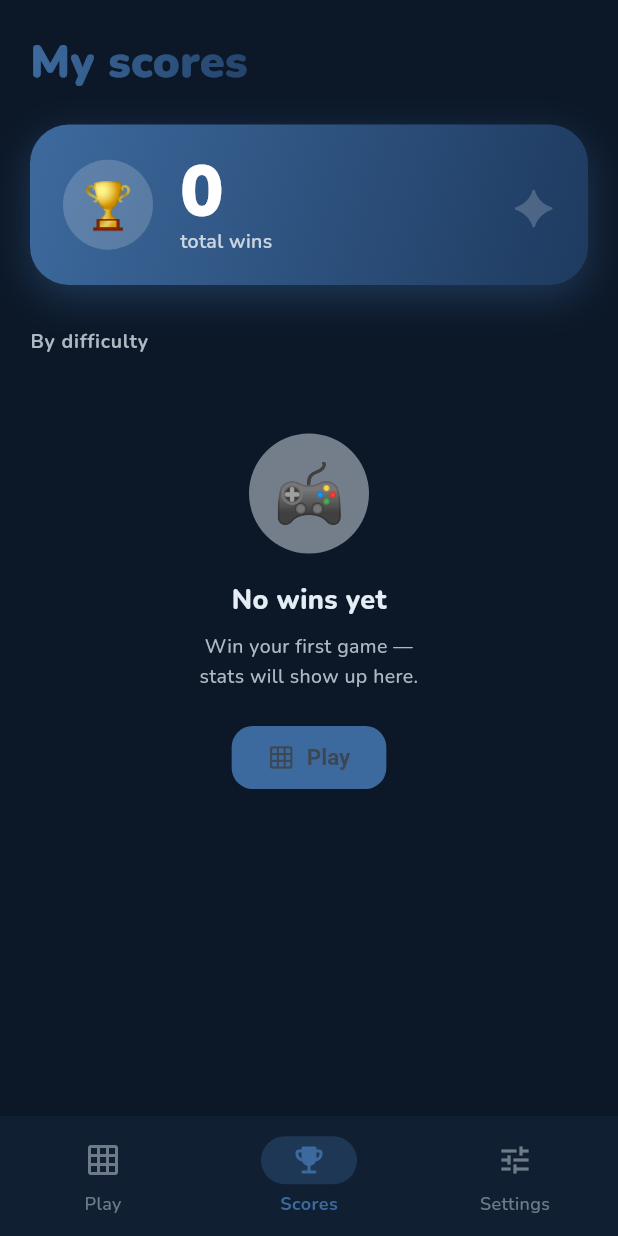
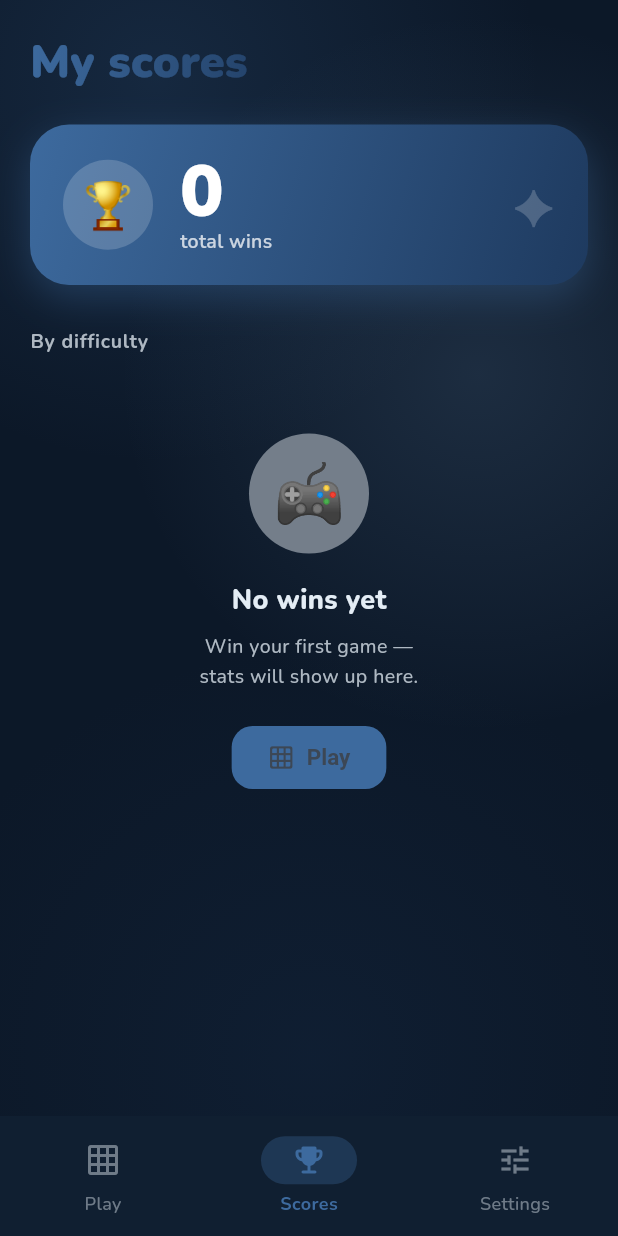
Before and after one commit to suleymanbdn/sudoku_app, a Flutter app: the screen it shows after launch, item 2 of the bottom bar chosen, on a phone screen of 412 x 824 dp. Run offline on Flutter 3.47's test engine with Material 3 defaults, Android fonts, the phone set to English and light mode, and no system bars; our stand-ins replace audioplayers, cloud_firestore, confetti, firebase_auth, firebase_core, flutter_native_splash and 8 more; missing offline and left inert: firebase_app_check, in_app_update; accounts and stored records are empty; network calls fail.

Commit message:
Add ambient background + entrance/press animations (liveliness)
Co-Authored-By: Claude Opus 4.8 (1M context) <noreply@anthropic.com>

```diff
--- a/lib/screens/home_screen.dart
+++ b/lib/screens/home_screen.dart
@@ -5,7 +5,10 @@ import 'package:google_fonts/google_fonts.dart';
 import '../l10n/app_localizations.dart';
 import '../models/game_state.dart';
 import '../providers/game_provider.dart';
+import '../providers/theme_provider.dart';
 import '../theme/app_colors.dart';
+import '../theme/theme_presets.dart';
+import '../widgets/effects/ambient_background.dart';
 import '../widgets/home_play_tab.dart';
 import '../widgets/home_scores_tab.dart';
 import '../widgets/home_settings_tab.dart';
@@ -24,6 +27,7 @@ class _SudokuHomePageState extends ConsumerState<SudokuHomePage> {
   Widget build(BuildContext context) {
     final c = context.appColors;
     final l = AppLocalizations.of(context);
+    final dark = ref.watch(brightnessProvider) == AppBrightness.dark;
     final gameStatus = ref.watch(gameStatusProvider);
 
     if (gameStatus == GameStatus.generating) {
@@ -47,13 +51,17 @@ class _SudokuHomePageState extends ConsumerState<SudokuHomePage> {
 
     return Scaffold(
       backgroundColor: c.surface,
-      body: IndexedStack(
+      body: AmbientBackground(
+        colors: c,
+        dark: dark,
+        child: IndexedStack(
           index: _selectedIndex,
           children: [
             const PlayTab(),
             ScoresTab(onPlayTap: () => setState(() => _selectedIndex = 0)),
             const SettingsTab(),
           ],
+        ),
       ),
       bottomNavigationBar: NavigationBar(
         selectedIndex: _selectedIndex,
--- /dev/null
+++ b/lib/theme/design_tokens.dart
@@ -0,0 +1,45 @@
+import 'package:flutter/material.dart';
+
+/// Centralised design tokens — the 8-point spacing grid, corner radii,
+/// motion durations and easing curves used across the redesigned UI.
+///
+/// Using these instead of magic numbers keeps spacing rhythm consistent and
+/// makes the whole app feel intentional rather than ad-hoc.
+abstract final class Insets {
+  static const double xs = 4;
+  static const double sm = 8;
+  static const double md = 12;
+  static const double lg = 16;
+  static const double xl = 20;
+  static const double xxl = 24;
+  static const double xxxl = 32;
+  static const double huge = 40;
+}
+
+abstract final class Radii {
+  static const double sm = 12;
+  static const double md = 16;
+  static const double lg = 20;
+  static const double xl = 24;
+  static const double xxl = 28;
+  static const double pill = 999;
+
+  static const BorderRadius rSm = BorderRadius.all(Radius.circular(sm));
+  static const BorderRadius rMd = BorderRadius.all(Radius.circular(md));
+  static const BorderRadius rLg = BorderRadius.all(Radius.circular(lg));
+  static const BorderRadius rXl = BorderRadius.all(Radius.circular(xl));
+  static const BorderRadius rXxl = BorderRadius.all(Radius.circular(xxl));
+}
+
+abstract final class Motion {
+  static const Duration fast = Duration(milliseconds: 150);
+  static const Duration base = Duration(milliseconds: 260);
+  static const Duration slow = Duration(milliseconds: 420);
+  static const Duration entrance = Duration(milliseconds: 520);
+
+  /// Standard "settle" curve for most state transitions.
+  static const Curve standard = Curves.easeOutCubic;
+
+  /// Slightly springy curve for press / pop interactions.
+  static const Curve emphasized = Curves.easeOutBack;
+}
--- /dev/null
+++ b/lib/widgets/effects/ambient_background.dart
@@ -0,0 +1,185 @@
+import 'dart:math' as math;
+
+import 'package:flutter/material.dart';
+
+import '../../theme/app_colors.dart';
+
+/// A slow, living gradient backdrop — soft glowing blobs that drift behind
+/// the content. This is the main "alive" signal of the redesigned UI.
+///
+/// Light themes get a subtle tinted aurora; dark themes get a slightly
+/// stronger glow. Uses radial gradients (no blur filter) so it stays cheap
+/// even while animating continuously.
+class AmbientBackground extends StatefulWidget {
+  const AmbientBackground({
+    super.key,
+    required this.colors,
+    required this.dark,
+    this.intensity = 1.0,
+    this.child,
+  });
+
+  final AppColors colors;
+
+  /// Light vs dark behaviour. Pass the brightness from the theme provider.
+  final bool dark;
+  final double intensity;
+  final Widget? child;
+
+  @override
+  State<AmbientBackground> createState() => _AmbientBackgroundState();
+}
+
+class _AmbientBackgroundState extends State<AmbientBackground>
+    with SingleTickerProviderStateMixin {
+  late final AnimationController _ctrl = AnimationController(
+    vsync: this,
+    duration: const Duration(seconds: 26),
+  )..repeat();
+
+  @override
+  void dispose() {
+    _ctrl.dispose();
+    super.dispose();
+  }
+
+  @override
+  Widget build(BuildContext context) {
+    final c = widget.colors;
+    return Stack(
+      children: [
+        Positioned.fill(
+          child: RepaintBoundary(
+            child: AnimatedBuilder(
+              animation: _ctrl,
+              builder: (context, _) => CustomPaint(
+                painter: _AmbientPainter(
+                  t: _ctrl.value,
+                  colors: c,
+                  dark: widget.dark,
+                  intensity: widget.intensity,
+                ),
+              ),
+            ),
+          ),
+        ),
+        if (widget.child != null) Positioned.fill(child: widget.child!),
+      ],
+    );
+  }
+}
+
+class _Blob {
+  const _Blob({
+    required this.color,
+    required this.alpha,
+    required this.baseX,
+    required this.baseY,
+    required this.driftX,
+    required this.driftY,
+    required this.radius,
+    required this.speed,
+    required this.phase,
+  });
+
+  final Color color;
+  final double alpha;
+  final double baseX; // 0..1 of width
+  final double baseY; // 0..1 of height
+  final double driftX; // 0..1 of width
+  final double driftY;
+  final double radius; // 0..1 of shortest side
+  final double speed; // cycles over one full t
+  final double phase;
+}
+
+class _AmbientPainter extends CustomPainter {
+  _AmbientPainter({
+    required this.t,
+    required this.colors,
+    required this.dark,
+    required this.intensity,
+  });
+
+  final double t;
+  final AppColors colors;
+  final bool dark;
+  final double intensity;
+
+  @override
+  void paint(Canvas canvas, Size size) {
+    // Base fill so the backdrop is fully opaque.
+    canvas.drawRect(
+      Offset.zero & size,
+      Paint()..color = colors.surface,
+    );
+
+    // Per-theme blob recipe. Dark themes glow a touch brighter; light themes
+    // stay subtle so content keeps full contrast.
+    final blobs = <_Blob>[
+      _Blob(
+        color: dark ? colors.primary : colors.primaryLight,
+        alpha: (dark ? 0.20 : 0.14) * intensity,
+        baseX: 0.18,
+        baseY: 0.12,
+        driftX: 0.10,
+        driftY: 0.07,
+        radius: dark ? 0.62 : 0.70,
+        speed: 1,
+        phase: 0,
+      ),
+      _Blob(
+        color: dark ? colors.primaryLight : colors.pastel,
+        alpha: (dark ? 0.16 : 0.18) * intensity,
+        baseX: 0.86,
+        baseY: 0.30,
+        driftX: 0.09,
+        driftY: 0.10,
+        radius: dark ? 0.58 : 0.66,
+        speed: 1,
+        phase: 2.1,
+      ),
+      _Blob(
+        color: dark ? colors.dark : colors.primary,
+        alpha: (dark ? 0.18 : 0.08) * intensity,
+        baseX: 0.50,
+        baseY: 0.92,
+        driftX: 0.12,
+        driftY: 0.08,
+        radius: dark ? 0.66 : 0.74,
+        speed: 1,
+        phase: 4.0,
+      ),
+    ];
+
+    final twoPi = 2 * math.pi;
+    final shortest = math.min(size.width, size.height);
+
+    for (final b in blobs) {
+      final cx = (b.baseX + b.driftX * math.sin(twoPi * t * b.speed + b.phase)) *
+          size.width;
+      final cy = (b.baseY +
+              b.driftY * math.cos(twoPi * t * b.speed + b.phase * 1.3)) *
+          size.height;
+      final r = b.radius * shortest;
+      final center = Offset(cx, cy);
+
+      final paint = Paint()
+        ..shader = RadialGradient(
+          colors: [
+            b.color.withValues(alpha: b.alpha),
+            b.color.withValues(alpha: 0),
+          ],
+          stops: const [0.0, 1.0],
+        ).createShader(Rect.fromCircle(center: center, radius: r));
+      canvas.drawCircle(center, r, paint);
+    }
+  }
+
+  @override
+  bool shouldRepaint(covariant _AmbientPainter old) =>
+      old.t != t ||
+      old.colors != colors ||
+      old.dark != dark ||
+      old.intensity != intensity;
+}
--- /dev/null
+++ b/lib/widgets/effects/entrance.dart
@@ -0,0 +1,82 @@
+import 'package:flutter/material.dart';
+
+import '../../theme/design_tokens.dart';
+
+/// Fade + slide-up entrance animation for a single element.
+///
+/// Wrap home / screen sections and give each an increasing [delay] to get a
+/// staggered, alive reveal as the screen settles.
+class Entrance extends StatefulWidget {
+  const Entrance({
+    super.key,
+    required this.child,
+    this.delay = Duration.zero,
+    this.offset = 18,
+    this.duration = Motion.entrance,
+  });
+
+  final Widget child;
+  final Duration delay;
+  final double offset;
+  final Duration duration;
+
+  @override
+  State<Entrance> createState() => _EntranceState();
+}
+
+class _EntranceState extends State<Entrance>
+    with SingleTickerProviderStateMixin {
+  late final AnimationController _ctrl =
+      AnimationController(vsync: this, duration: widget.duration);
+  late final Animation<double> _curved =
+      CurvedAnimation(parent: _ctrl, curve: Motion.standard);
+
+  @override
+  void initState() {
+    super.initState();
+    if (widget.delay == Duration.zero) {
+      _ctrl.forward();
+    } else {
+      Future<void>.delayed(widget.delay, () {
+        if (mounted) _ctrl.forward();
+      });
+    }
+  }
+
+  @override
+  void dispose() {
+    _ctrl.dispose();
+    super.dispose();
+  }
+
+  @override
+  Widget build(BuildContext context) {
+    return AnimatedBuilder(
+      animation: _curved,
+      builder: (context, child) => Opacity(
+        opacity: _curved.value,
+        child: Transform.translate(
+          offset: Offset(0, (1 - _curved.value) * widget.offset),
+          child: child,
+        ),
+      ),
+      child: widget.child,
+    );
+  }
+}
+
+/// Wraps each child in an [Entrance] with an incremental delay, producing a
+/// staggered reveal. Drop-in replacement for a Column's children list.
+List<Widget> staggered(
+  List<Widget> children, {
+  Duration step = const Duration(milliseconds: 70),
+  Duration start = const Duration(milliseconds: 40),
+}) {
+  return [
+    for (var i = 0; i < children.length; i++)
+      Entrance(
+        delay: start + step * i,
+        child: children[i],
+      ),
+  ];
+}
--- a/lib/widgets/home_scores_tab.dart
+++ b/lib/widgets/home_scores_tab.dart
@@ -8,6 +8,7 @@ import '../l10n/difficulty_label.dart';
 import '../providers/daily_challenge_provider.dart';
 import '../providers/game_provider.dart';
 import '../theme/app_colors.dart';
+import 'effects/entrance.dart';
 import 'gradient_text.dart';
 
 class ScoresTab extends ConsumerWidget {
@@ -56,7 +57,7 @@ class ScoresTab extends ConsumerWidget {
     ];
 
     return Scaffold(
-      backgroundColor: c.surface,
+      backgroundColor: Colors.transparent,
       body: SafeArea(
         child: SingleChildScrollView(
           child: Column(
@@ -74,7 +75,9 @@ class ScoresTab extends ConsumerWidget {
               ),
               const SizedBox(height: 20),
               // Banner
-              Padding(
+              Entrance(
+                delay: const Duration(milliseconds: 80),
+                child: Padding(
                 padding: const EdgeInsets.symmetric(horizontal: 20),
                 child: Container(
                   padding:
@@ -172,6 +175,7 @@ class ScoresTab extends ConsumerWidget {
                   ),
                 ),
               ),
+              ),
               const SizedBox(height: 28),
               Padding(
                 padding: const EdgeInsets.symmetric(horizontal: 20),
@@ -241,7 +245,9 @@ class ScoresTab extends ConsumerWidget {
                   ),
                 )
               else
-                Padding(
+                Entrance(
+                  delay: const Duration(milliseconds: 150),
+                  child: Padding(
                   padding: const EdgeInsets.symmetric(horizontal: 20),
                   child: GridView.count(
                     crossAxisCount: 2,
@@ -261,6 +267,7 @@ class ScoresTab extends ConsumerWidget {
                         ),
                     ],
                   ),
+                ),
                 ),
               const SizedBox(height: 28),
             ],
```
Also changed, not shown: lib/screens/game_screen.dart (+8 -1 lines), lib/widgets/home_play_tab.dart (+52 -10 lines). Lines whose indentation alone changed are shown as unchanged.
